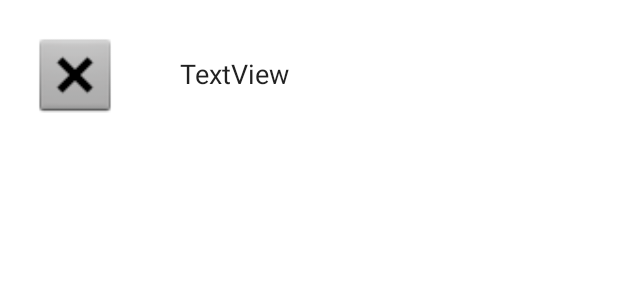
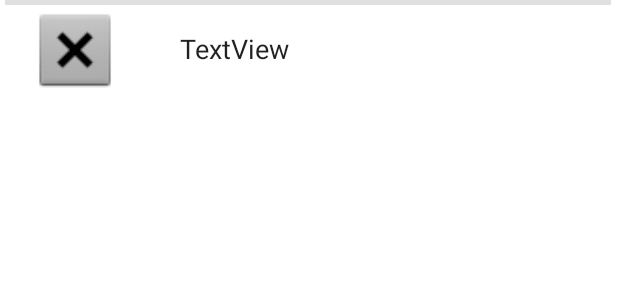
Before and after one commit to Jarenass97/DesafioNotas, an Android app: the layout tareas_list.xml on its own in the app's theme, with its tools: preview values and no code run, on a phone screen of 412 x 824 dp. Shown: the top 300 px of the screen. Run offline under Robolectric (Android 15) with nearby library versions, the phone set to English and light mode, and no system bars.

```diff
--- a/DesafioNotas/app/src/main/res/layout/tarea_creater.xml
+++ b/DesafioNotas/app/src/main/res/layout/tarea_creater.xml
@@ -17,5 +17,7 @@
         app:layout_constraintBottom_toBottomOf="parent"
         app:layout_constraintEnd_toEndOf="parent"
         app:layout_constraintStart_toStartOf="parent"
-        app:layout_constraintTop_toTopOf="parent" />
+        app:layout_constraintTop_toTopOf="parent"
+        android:paddingTop="10dp"
+        android:paddingBottom="10dp"/>
 </androidx.constraintlayout.widget.ConstraintLayout>
--- a/DesafioNotas/app/src/main/res/layout/tareas_list.xml
+++ b/DesafioNotas/app/src/main/res/layout/tareas_list.xml
@@ -3,7 +3,7 @@
     xmlns:app="http://schemas.android.com/apk/res-auto"
     xmlns:tools="http://schemas.android.com/tools"
     android:layout_width="match_parent"
-    android:layout_height="match_parent">
+    android:layout_height="wrap_content">
 
     <ImageButton
         android:id="@+id/imgTarea"
@@ -11,13 +11,12 @@
         android:layout_width="60dp"
         android:layout_height="60dp"
         android:layout_marginStart="20dp"
-        android:layout_marginTop="20dp"
         android:scaleType="fitCenter"
         app:layout_constraintBottom_toBottomOf="parent"
         app:layout_constraintEnd_toEndOf="parent"
         app:layout_constraintHorizontal_bias="0.0"
         app:layout_constraintStart_toStartOf="parent"
-        app:layout_constraintTop_toTopOf="parent"
+        app:layout_constraintTop_toBottomOf="@+id/divider3"
         app:layout_constraintVertical_bias="0.0"
         app:srcCompat="@android:drawable/btn_dialog" />
 
@@ -48,4 +47,16 @@
         app:layout_constraintTop_toTopOf="@+id/txtTarea"
         app:layout_constraintVertical_bias="0.0"
         app:srcCompat="@drawable/ic_baseline_check_24" />
+
+    <View
+        android:id="@+id/divider3"
+        android:layout_width="404dp"
+        android:layout_height="3dp"
+        android:background="?android:attr/listDivider"
+        app:layout_constraintBottom_toBottomOf="parent"
+        app:layout_constraintEnd_toEndOf="parent"
+        app:layout_constraintHorizontal_bias="0.428"
+        app:layout_constraintStart_toStartOf="parent"
+        app:layout_constraintTop_toTopOf="parent"
+        app:layout_constraintVertical_bias="0.0" />
 </androidx.constraintlayout.widget.ConstraintLayout>
--- a/DesafioNotas/app/src/main/res/values/strings.xml
+++ b/DesafioNotas/app/src/main/res/values/strings.xml
@@ -22,4 +22,6 @@
     <string name="strTituloGuardar">Save changes</string>
     <string name="strMensajeGuardar">Do you wish to save changes?</string>
     <string name="strContactoNoSeleccionado">You have not selected any contact</string>
+    <string name="strSinAsunto">No subject</string>
+    <string name="strIndefinida">Indefinite</string>
 </resources>
```
Also changed, not shown: DesafioNotas/app/src/main/java/adapters/TareasAdapter.kt (+13 -7 lines), DesafioNotas/app/src/main/java/com/example/desafionotas/DetalleNotasActivity.kt (+18 -16 lines), DesafioNotas/app/src/main/java/com/example/desafionotas/MainActivity.kt (+4 -7 lines), DesafioNotas/app/src/main/java/connection/Conexion.kt (+36 -6 lines), 2 other files.
